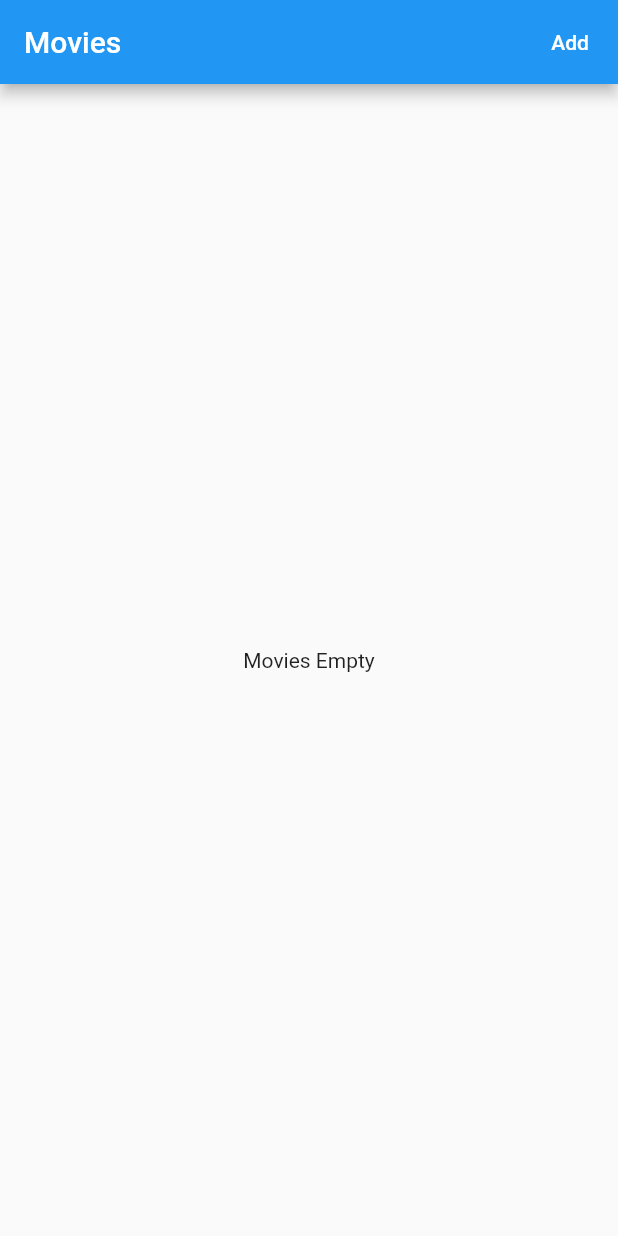
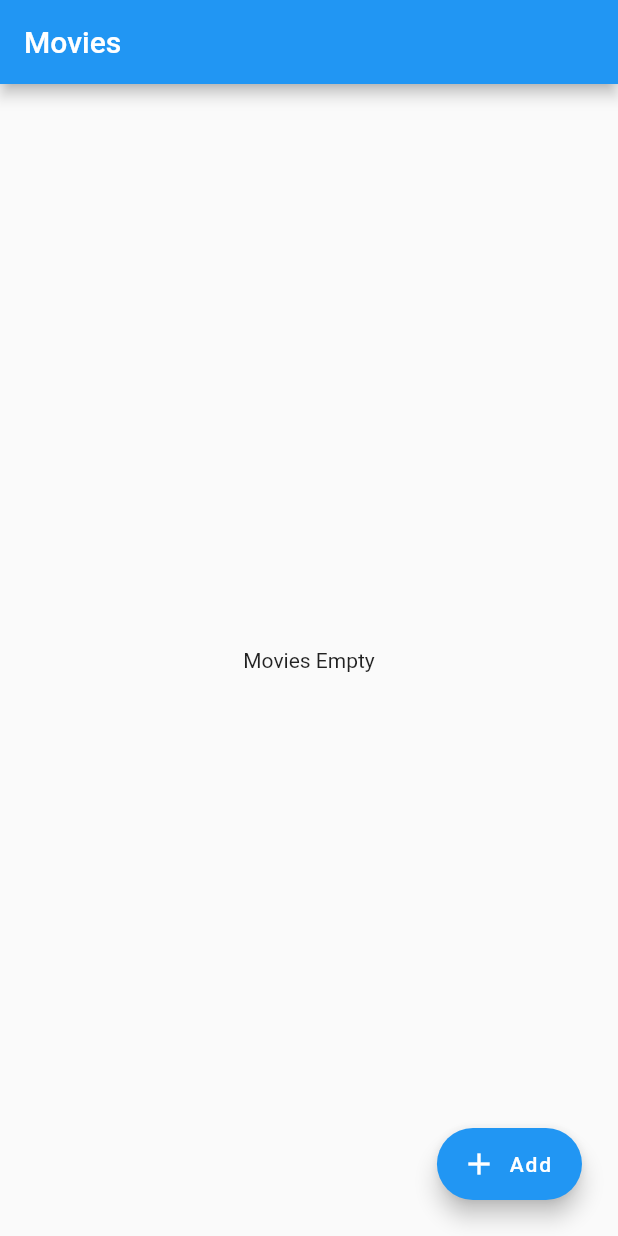
Before and after one commit to serpentarius-hollow/movies_app, a Flutter app: the screen it shows after launch, on a phone screen of 412 x 824 dp. Run offline on Flutter 3.47's test engine with Material 2 defaults, Android fonts, the phone set to English and light mode, and no system bars; our stand-ins replace auto_route, flutter_mobx, mobx; generated files the repository leaves out were written again.

Commit message:
style: changed add button to floating button

```diff
--- a/lib/movie_list_widget.dart
+++ b/lib/movie_list_widget.dart
@@ -10,21 +10,18 @@ class MovieListWidget extends StatelessWidget {
     return Scaffold(
       appBar: AppBar(
         title: Text('Movies'),
-        actions: [
-          TextButton(
+      ),
+      body: MovieListView(),
+      floatingActionButton: Padding(
+        padding: const EdgeInsets.all(8.0),
+        child: FloatingActionButton.extended(
             onPressed: () {
               context.router.pushNamed("/add_movie");
             },
-            child: Text(
-              'Add',
-              style: TextStyle(
-                color: Theme.of(context).primaryIconTheme.color,
-              ),
-            ),
-          )
-        ],
+            icon: Icon(Icons.add),
+            label: Text('Add')),
       ),
-      body: MovieListView(),
+      floatingActionButtonLocation: FloatingActionButtonLocation.endFloat,
     );
   }
 }
```
